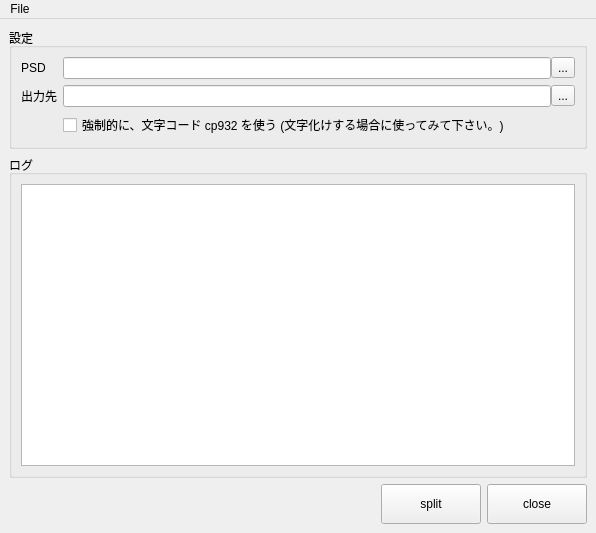
Before: the Qt Designer form library/python/rs/tool/psd_splitter/psd_spliter.ui in nakano000/Resolve_Script, drawn with Qt 5.
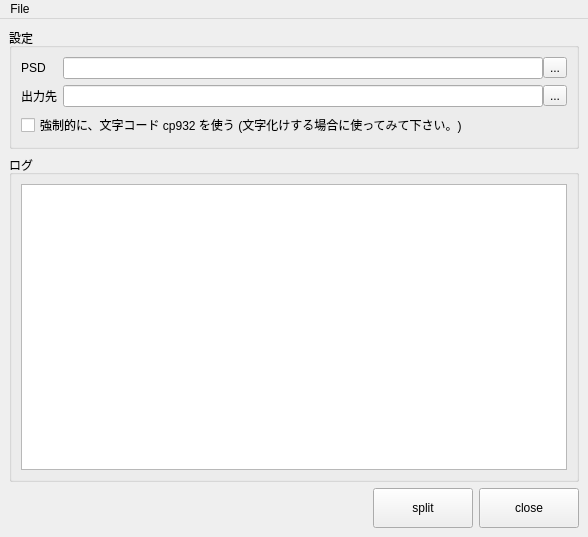
After: the same form once the commit is applied. Custom widgets are drawn as their Qt base class.

Commit message: 英語UI対応

```diff
--- a/library/python/rs/tool/psd_splitter/psd_spliter.ui
+++ b/library/python/rs/tool/psd_splitter/psd_spliter.ui
@@ -6,17 +6,17 @@
    <rect>
     <x>0</x>
     <y>0</y>
-    <width>596</width>
-    <height>533</height>
+    <width>588</width>
+    <height>537</height>
    </rect>
   </property>
   <property name="windowTitle">
    <string>MainWindow</string>
   </property>
   <widget class="QWidget" name="centralwidget">
-   <layout class="QVBoxLayout" name="verticalLayout_2">
+   <layout class="QVBoxLayout" name="verticalLayout_3">
     <item>
-     <widget class="QGroupBox" name="groupBox">
+     <widget class="QGroupBox" name="settingGroupBox">
       <property name="sizePolicy">
        <sizepolicy hsizetype="Preferred" vsizetype="Maximum">
         <horstretch>0</horstretch>
@@ -26,6 +26,8 @@
       <property name="title">
        <string>設定</string>
       </property>
+      <layout class="QVBoxLayout" name="verticalLayout_2">
+       <item>
       <layout class="QFormLayout" name="formLayout">
        <item row="0" column="0">
         <widget class="QLabel" name="label_2">
@@ -75,7 +77,9 @@
          </item>
         </layout>
        </item>
-       <item row="2" column="1">
+        </layout>
+       </item>
+       <item>
         <widget class="QCheckBox" name="useCp932CheckBox">
          <property name="text">
           <string>強制的に、文字コード cp932 を使う (文字化けする場合に使ってみて下さい。)</string>
@@ -86,7 +90,7 @@
      </widget>
     </item>
     <item>
-     <widget class="QGroupBox" name="groupBox_2">
+     <widget class="QGroupBox" name="logGroupBox">
       <property name="sizePolicy">
        <sizepolicy hsizetype="Preferred" vsizetype="Expanding">
         <horstretch>0</horstretch>
@@ -166,7 +170,7 @@
     <rect>
      <x>0</x>
      <y>0</y>
-     <width>596</width>
+     <width>588</width>
      <height>21</height>
     </rect>
    </property>
```
Left out of the diff: 2 changed lines with no effect on the pictures. Lines whose indentation alone changed are shown as unchanged. The commit also changes 2 other files.
